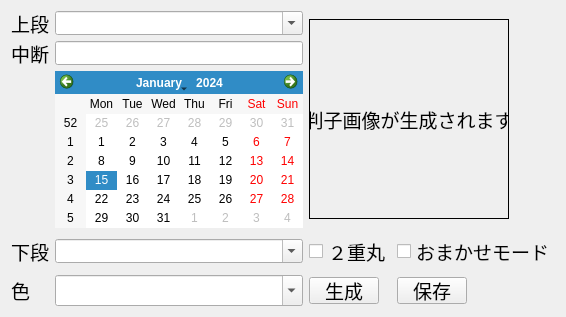
Old version of the form mksig/signature_widget.ui in the repository oya3/ruby_tools.
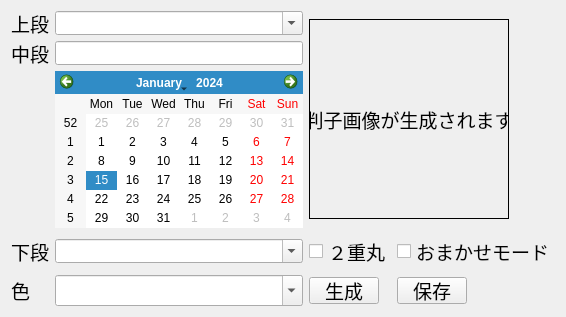
New version of the form.

Commit message: 文言修正

What changed in the file:
```diff
--- a/mksig/signature_widget.ui
+++ b/mksig/signature_widget.ui
@@ -146,7 +146,7 @@
       </font>
      </property>
      <property name="text">
-      <string>中断</string>
+      <string>中段</string>
      </property>
     </widget>
    </item>
```
